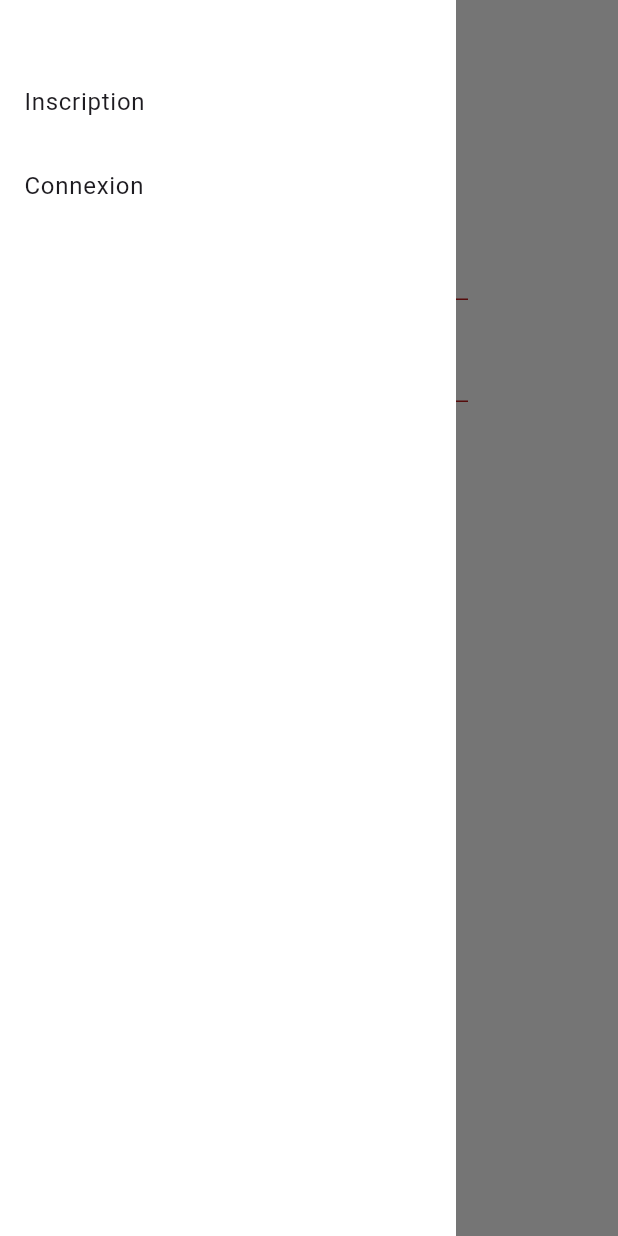
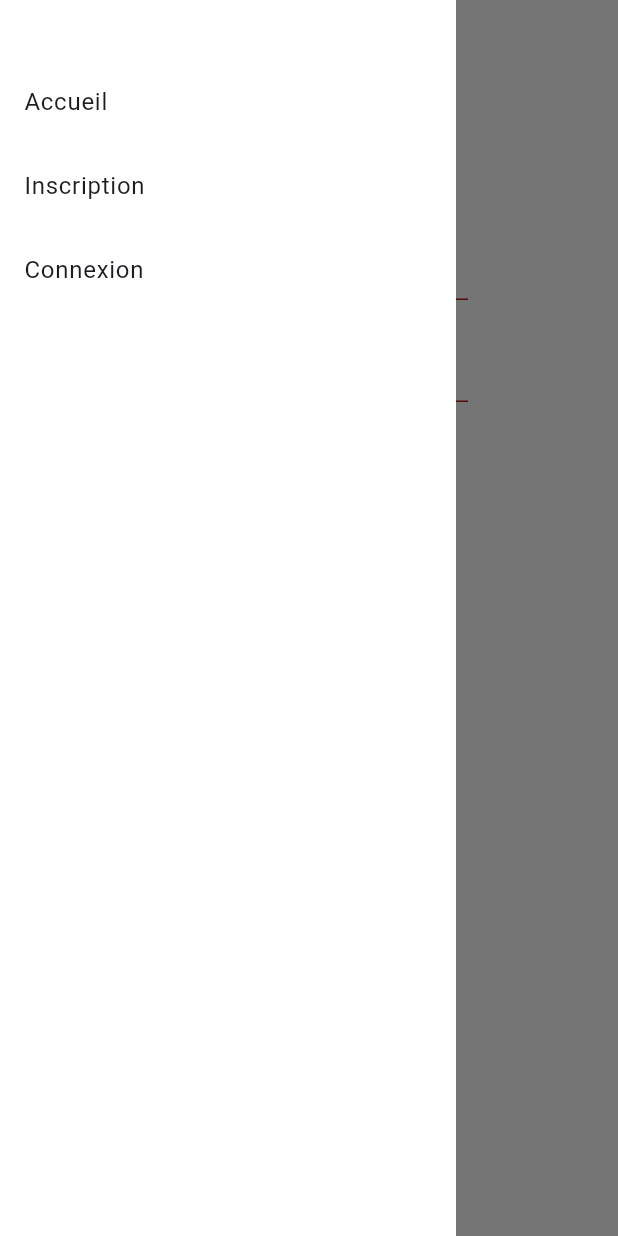
Before and after one commit to Franfran62/cours-dart, a Flutter app: the LoginPage screen opened by its route, after a tap on "Connexion", after a tap on the "menu" icon, on a phone screen of 412 x 824 dp. Run offline on Flutter 3.47's test engine with Material 3 defaults, Android fonts, the phone set to English and light mode, and no system bars; our stand-ins replace cloud_firestore, firebase_auth, firebase_core, flutter_hooks, flutter_riverpod, go_router and 1 more; accounts and stored records are empty; statements that could not run were skipped.

Commit message:
pleins de petits fix

```diff
--- a/lib/base/menu.dart
+++ b/lib/base/menu.dart
@@ -16,8 +16,8 @@ class _MenuState extends ConsumerState<Menu> {
   @override
   Widget build(BuildContext context) {
     List<GoRoute> routes = ref.read(userNotifier.notifier).state == null
-        ? [...connexionRoutes]
-        : [...appRoutes, ...deconnexionRoutes];
+        ? [...homeRoute, ...connexionRoutes]
+        : [...homeRoute, ...appRoutes, ...deconnexionRoutes];
 
     return Drawer(
         shape: const RoundedRectangleBorder(
--- a/lib/providers/cart_provider.dart
+++ b/lib/providers/cart_provider.dart
@@ -36,6 +36,8 @@ class CartStreamNotifier extends StreamNotifier<List<Product>> {
           .update(productAlreadyInCart.toSnapshot());
       return;
     } else {
+      print("je suis bien ici");
+      print(userId);
       await FirebaseFirestore.instance
           .collection('cart')
           .doc(userId)
--- a/lib/providers/command_provider.dart
+++ b/lib/providers/command_provider.dart
@@ -11,13 +11,10 @@ class CommandStreamNotifier extends StreamNotifier<List<CommandUser>> {
 
   @override
   Stream<List<CommandUser>> build() {
-    final list =  FirebaseFirestore.instance.collection('command').snapshots().map(
+    return FirebaseFirestore.instance.collection('command').snapshots().map(
         (snapshot) => snapshot.docs
             .map((doc) => CommandUser.fromQueryDocumentSnapshot(doc))
             .toList());
-    print(list.first);
-    print(list);
-    return list;
   }
 
   Future<void> add({required CommandUser commandUser}) async {
--- a/lib/router.dart
+++ b/lib/router.dart
@@ -3,6 +3,7 @@ import 'routes.dart';
 
 final GoRouter router = GoRouter(
   routes: [
+    ...homeRoute,
     ...appRoutes,
     ...connexionRoutes,
     ...deconnexionRoutes,
--- a/lib/routes.dart
+++ b/lib/routes.dart
@@ -7,16 +7,16 @@ import 'package:cours_flutter/views/register/register_page.dart';
 import 'package:go_router/go_router.dart';
 import 'package:flutter_riverpod/flutter_riverpod.dart';
 
-final List<GoRoute> appRoutes = [
+final List<GoRoute> homeRoute = [
   GoRoute(
     path: '/',
     name: "Accueil",
     builder: (context, state) {
-      final ref = ProviderScope.containerOf(context).read;
-      return ref(userNotifier) == null ? LoginPage() : const HomePage();
+      return const HomePage();
     }
-
-  ),
+  )
+];
+final List<GoRoute> appRoutes = [
   GoRoute(
     path: '/panier',
     name: "Panier",
@@ -61,7 +61,7 @@ final List<GoRoute> deconnexionRoutes = [
     builder: (context, state) {
       final ref = ProviderScope.containerOf(context).read;
       ref(userNotifier.notifier).logoutFromFirebase();
-      return LoginPage();
+      return const HomePage();
     },
   )
 ];
--- a/lib/views/home/home_page.dart
+++ b/lib/views/home/home_page.dart
@@ -2,6 +2,7 @@ import 'dart:math';
 
 import 'package:cours_flutter/base/base_scaffold.dart';
 import 'package:cours_flutter/providers/pizza_provider.dart';
+import 'package:cours_flutter/providers/user_provider.dart';
 import 'package:cours_flutter/views/home/widgets/cart_button.dart';
 import 'package:cours_flutter/views/home/widgets/dropdown_size_filter.dart';
 import 'package:cours_flutter/views/home/widgets/pizza_card.dart';
@@ -35,7 +36,7 @@ class HomePage extends ConsumerWidget {
                             children: pizzasList.map((pizza) => PizzaCard(pizza: pizza)).toList(),
                           )
                         : const Text('Aucune pizza trouvée'),
-                    const CartButton(),
+                    ref.read(userNotifier) != null ? const CartButton() : Container(),
                   ],
                 ),
               ));
--- a/lib/views/login/login_page.dart
+++ b/lib/views/login/login_page.dart
@@ -1,6 +1,4 @@
 import 'package:cours_flutter/base/base_scaffold.dart';
-import 'package:cours_flutter/base/menu.dart';
-import 'package:cours_flutter/providers/firebase_provider.dart';
 import 'package:cours_flutter/providers/user_provider.dart';
 import 'package:flutter/material.dart';
 import 'package:flutter_riverpod/flutter_riverpod.dart';
@@ -25,8 +23,8 @@ class LoginPage extends ConsumerWidget {
 
         if (isLogged) {
           _formInscriptionKey.currentState!.reset();
-          ScaffoldMessenger.of(context).showSnackBar(const SnackBar(content: Text("Connexion réussie !")));
-          context.go('/');
+          GoRouter.of(context).go("/");
+          //ScaffoldMessenger.of(context).showSnackBar(const SnackBar(content: Text("Connexion réussie !")));
         } else {
            ScaffoldMessenger.of(context).showSnackBar(const SnackBar(content: Text("Connexion ratée : Il y a eu un soucis..")));
         }
```
Also changed, not shown: lib/providers/user_provider.dart (+7 -6 lines), lib/views/home/widgets/pizza_card.dart (+5 -2 lines).
